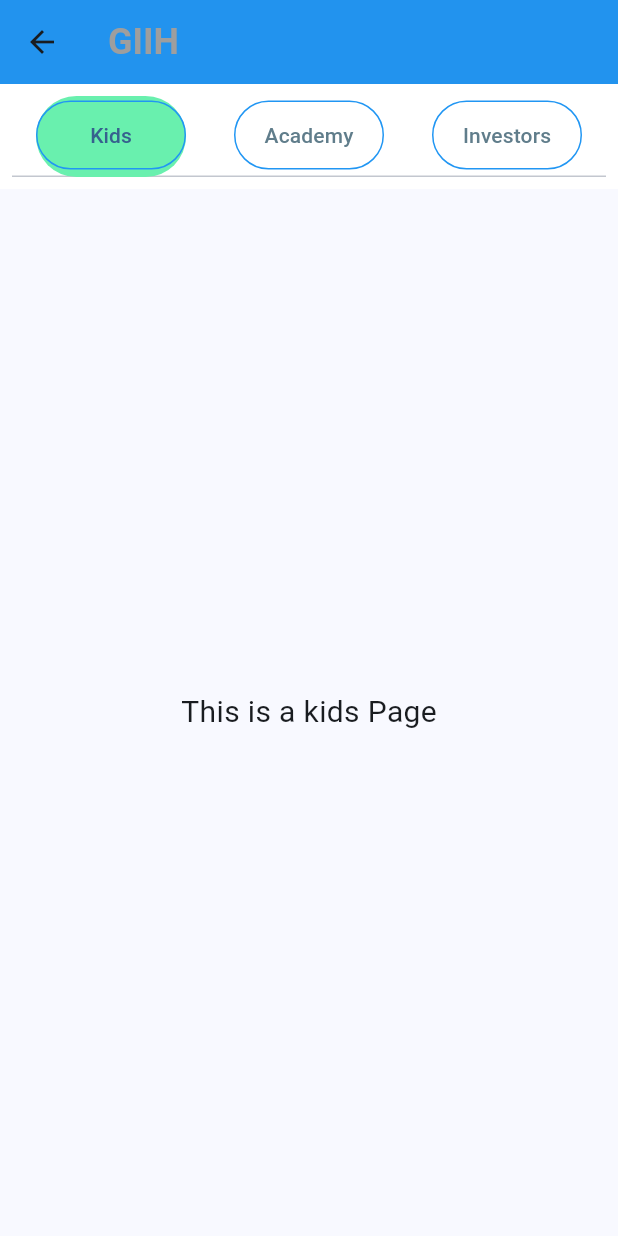
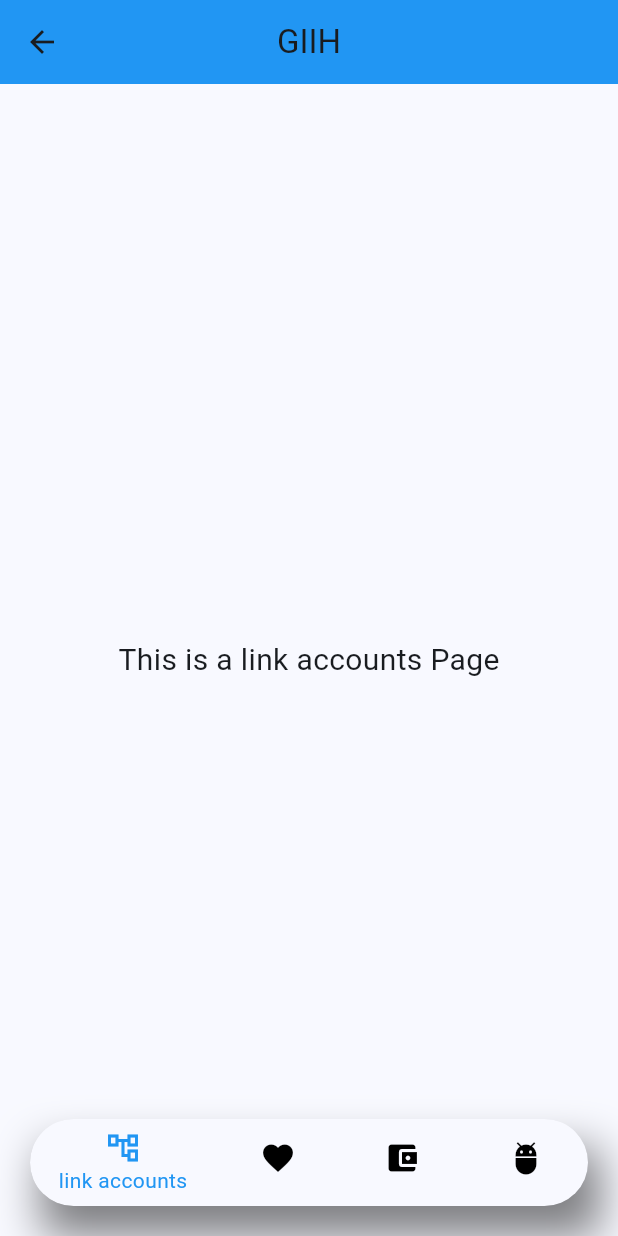
Before and after one commit to Ndanji3/G, a Flutter app: the screen it shows after launch, after a tap on "login", on a phone screen of 412 x 824 dp. Run offline on Flutter 3.47's test engine with Material 3 defaults, Android fonts, the phone set to English and light mode, and no system bars; our stand-ins replace get; missing offline and left inert: animated_switch; statements that could not run were skipped.

Commit message:
added pages and trying to combine bottom nav and tab bar

```diff
--- a/lib/Home.dart
+++ b/lib/Home.dart
@@ -5,6 +5,10 @@ import 'Academy.dart';
 import 'Investors.dart';
 import 'Kids.dart';
 import 'bottom_nav_bar.dart';
+import 'chat_bot.dart';
+import 'general.dart';
+import 'interest.dart';
+import 'link_accounts.dart';
 import 'package:get/get.dart';
 
 
@@ -26,7 +30,7 @@ class MyApp extends StatelessWidget {
       theme: ThemeData(
         primarySwatch: Colors.grey,
       ),
-      home: const MyBottomNavBar(),
+      home: MyBottomNavBar(),
     );
   }
 }
--- a/lib/LoginScreen.dart
+++ b/lib/LoginScreen.dart
@@ -2,6 +2,7 @@ import 'package:flutter/material.dart';
 import 'package:animated_switch/animated_switch.dart';
 import 'Home.dart';
 import 'package:get/get.dart';
+import 'bottom_nav_bar.dart';
 
 class Login extends StatelessWidget {
   const Login({Key? key}) : super(key: key);
@@ -9,14 +10,10 @@ class Login extends StatelessWidget {
   @override
   Widget build(BuildContext context) {
     return Scaffold(
+      backgroundColor: Colors.blue,
       body: Stack(
         children: [
-          const Image(
-              fit: BoxFit.cover,
-              height: double.infinity,
-              width: double.infinity,
-              image: AssetImage('assets/splashimg.jpg')
-          ),
+
           Container(
             decoration: BoxDecoration(
                 gradient: LinearGradient(
@@ -104,7 +101,7 @@ class Login extends StatelessWidget {
                       onPressed: () {
                         Navigator.push(
                           context,
-                          MaterialPageRoute(builder: (context) => const MyHomePage()),
+                          MaterialPageRoute(builder: (context) => const MyBottomNavBar()),
                         );
                       },
 
@@ -115,43 +112,14 @@ class Login extends StatelessWidget {
                   padding: EdgeInsets.only(left: 18.0,right: 18),
                   child: Row(
                     mainAxisAlignment: MainAxisAlignment.spaceEvenly,
-                    children: [
 
-                      Text('Login With',style: TextStyle(color: Colors.white,),),
-
-                    ],
                   ),
                 ),
-                Row(
+                const Row(
                   mainAxisAlignment: MainAxisAlignment.spaceEvenly,
                   children: [
-                    Container(
-                      height: 50,
-                      width: 100,
-                      decoration: BoxDecoration(
-                          color: const Color(0xff484848),
-                          borderRadius: BorderRadius.circular(5)
-                      ),
-                      child: const Icon(Icons.g_mobiledata,color: Colors.white,size: 40,),
-                    ),
-                    Container(
-                      height: 50,
-                      width: 100,
-                      decoration: BoxDecoration(
-                          color: const Color(0xff484848),
-                          borderRadius: BorderRadius.circular(5)
-                      ),
-                      child: const Icon(Icons.apple,color: Colors.white,size: 40,),
-                    ),
-                    Container(
-                      height: 50,
-                      width: 100,
-                      decoration: BoxDecoration(
-                          color: const Color(0xff484848),
-                          borderRadius: BorderRadius.circular(5)
-                      ),
-                      child: const Icon(Icons.facebook,color: Colors.white,size: 40,),
-                    ),
+
+
                   ],
                 ),
                 const Padding(
@@ -161,7 +129,7 @@ class Login extends StatelessWidget {
                       Text("Don't have an account?",style: TextStyle(
                         color: Colors.grey,
                       ),),
-                      Text("Sinup",style: TextStyle(
+                      Text("Signup",style: TextStyle(
                           color: Colors.grey,
                           fontWeight: FontWeight.bold,
                           fontSize: 18
--- a/lib/bottom_nav_bar.dart
+++ b/lib/bottom_nav_bar.dart
@@ -16,14 +16,22 @@ class _MyButtomNavBarState extends State<MyBottomNavBar> {
   int myCurrentIndex = 0;
   List pages = const [
     Accounts(),
+    Interest(),
+    general(),
     bot(),
-    general(),
-    Interest(),
   ];
+
   @override
   Widget build(BuildContext context) {
     return Scaffold(
       extendBody: true,
+
+      appBar: AppBar(
+        centerTitle: true,
+        title: const Text("GIIH"),
+       backgroundColor: Colors.blue,
+      ),
+
 
       bottomNavigationBar: Container(
         margin: const EdgeInsets.symmetric(horizontal: 20, vertical: 20),
```
Also changed, not shown: lib/chat_bot.dart (+51 -7 lines).
